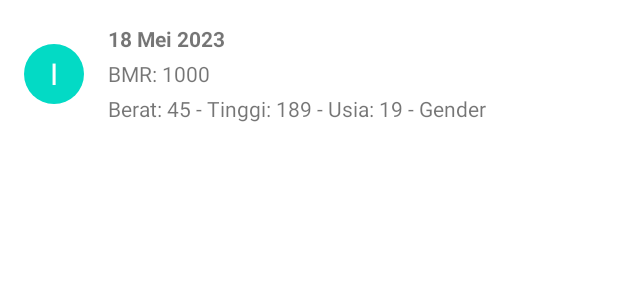
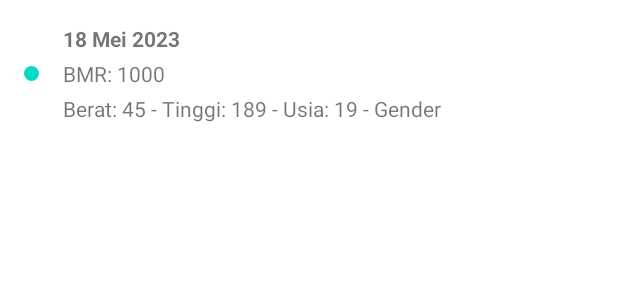
Before and after one commit to GabrielDFA/Assesment1, an Android app: the layout item_histori.xml on its own in the app's theme, with its tools: preview values and no code run, on a phone screen of 412 x 824 dp. Shown: the top 300 px of the screen. Run offline under Robolectric (Android 15) with nearby library versions, the phone set to English and light mode, and no system bars.

Commit message:
Assessment 2 Gabriel(revisi)

```diff
--- a/app/src/main/java/org/d3if3027/assesment1/ui/histori/HistoriAdapter.kt
+++ b/app/src/main/java/org/d3if3027/assesment1/ui/histori/HistoriAdapter.kt
@@ -64,8 +64,6 @@ class HistoriAdapter :
             if (item.isMale) R.string.pria else R.string.wanita)
 
             dataText.text= "Berat: ${item.berat}, Tinggi: ${item.tinggi}, Usia: ${item.usia}, $gender"
-
-
         }
     }
 
--- a/app/src/main/res/layout/item_histori.xml
+++ b/app/src/main/res/layout/item_histori.xml
@@ -18,19 +18,17 @@
 
     <TextView
         android:id="@+id/urutan"
-        android:layout_width="40dp"
-        android:layout_height="40dp"
+        android:layout_width="10dp"
+        android:layout_height="10dp"
         android:layout_marginStart="16dp"
         android:layout_marginTop="8dp"
         android:layout_marginBottom="8dp"
         android:background="@drawable/circle_background"
-        android:gravity="center"
         android:textColor="@color/white"
         android:textSize="20sp"
         app:layout_constraintBottom_toBottomOf="parent"
         app:layout_constraintStart_toStartOf="parent"
-        app:layout_constraintTop_toTopOf="parent"
-        tools:text="I"/>
+        app:layout_constraintTop_toTopOf="parent" />
 
     <TextView
         android:id="@+id/bmrText"
--- a/app/src/main/res/navigation/navigation.xml
+++ b/app/src/main/res/navigation/navigation.xml
@@ -8,8 +8,8 @@
     <fragment
         android:id="@+id/hitungFragment"
         android:name="org.d3if3027.assesment1.ui.hitung.HitungFragment"
-        android:label="fragment_hitung"
-        tools:layout="@layout/fragment_hitung" >
+        tools:layout="@layout/fragment_hitung"
+        android:label="Hitung Kalori">
         <action
             android:id="@+id/action_hitungFragment_to_aboutFragment"
             app:destination="@id/aboutFragment" />
@@ -24,7 +24,7 @@
     <fragment
         android:id="@+id/aboutFragment"
         android:name="org.d3if3027.assesment1.ui.AboutFragment"
-        android:label="AboutFragment"/>
+        android:label="About App"/>
     <fragment
         android:id="@+id/historiFragment"
         android:name="org.d3if3027.assesment1.ui.histori.HistoriFragment"
```
Also changed, not shown: app/src/main/java/org/d3if3027/assesment1/ui/hitung/HitungFragment.kt (+5 -6 lines).
